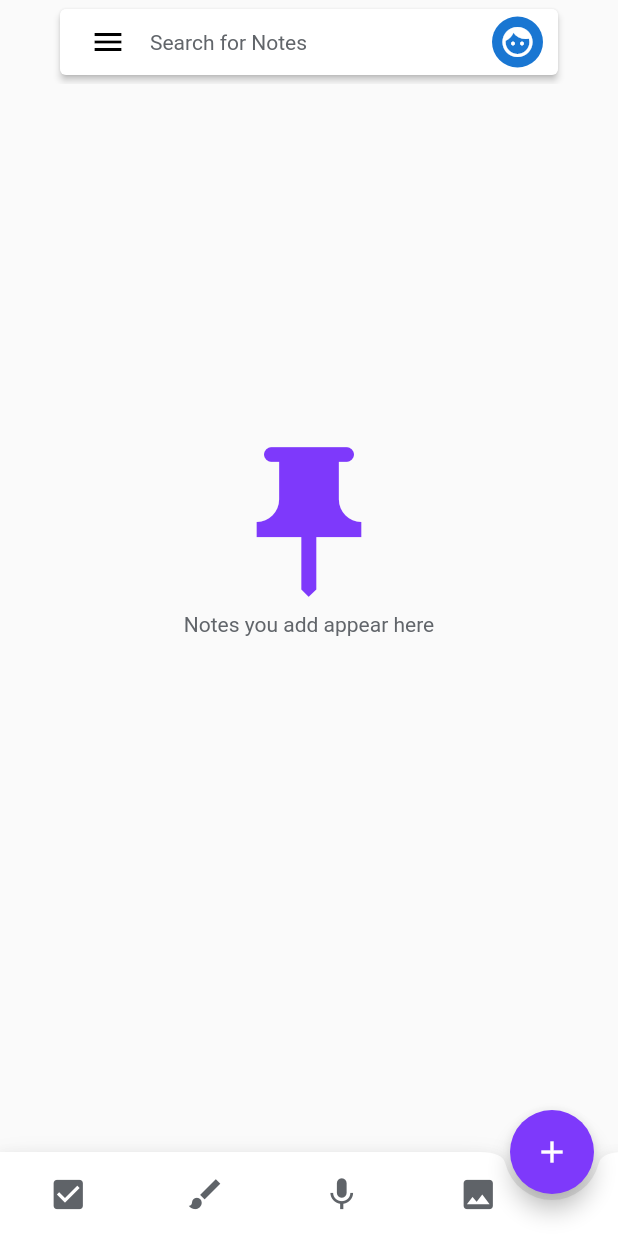
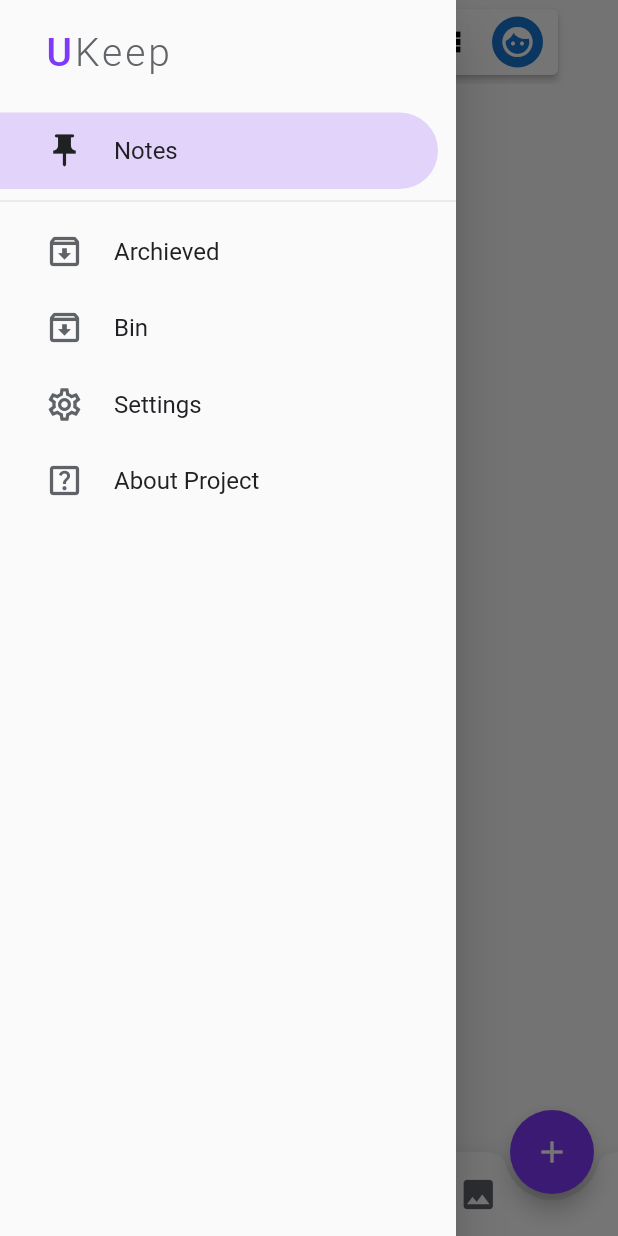
Before and after one commit to Adenugakolade-02/ukeep, a Flutter app: the screen it shows once a user with an empty profile is signed in, with the side drawer open (before the commit the screen has no drawer), on a phone screen of 412 x 824 dp. Run offline on Flutter 3.47's test engine with Material 2 defaults, Android fonts, the phone set to English and light mode, and no system bars; our stand-ins replace cloud_firestore, firebase_auth, firebase_core; missing offline and left inert: collection_ext, flutterfire_ui; accounts and stored records are empty; statements that could not run were skipped.

Commit message:
added app drawer and its functionalities

```diff
--- a/lib/models/note.dart
+++ b/lib/models/note.dart
@@ -31,7 +31,7 @@ extension NoteStateX on NoteState{
   String get filterName{
     switch (this){
       case NoteState.archieved:
-        return 'Archeive';
+        return 'Archieved';
       case NoteState.deleted:
         return 'Bin';
       default:
--- a/lib/screens/homescreen.dart
+++ b/lib/screens/homescreen.dart
@@ -51,6 +51,7 @@ class _HomescrenState extends State<Homescren> {
                       ),
                     ),
                   ),
+                  drawer: const AppDrawer(),
                   floatingActionButton: canCreate ? actionButton(): null,
                   bottomNavigationBar: bottomActions(),
                   floatingActionButtonLocation: FloatingActionButtonLocation.endDocked,
@@ -74,11 +75,20 @@ class _HomescrenState extends State<Homescren> {
       elevation: 0,
     )
     : SliverAppBar(
+      backgroundColor: Colors.transparent,
       floating: true,
       snap: true,
-      title: Text(filter.noteState.name),
+      title: Text(
+        filter.noteState.filterName,
+        style: const TextStyle(
+          color: Color(0xFF61656A),
+          fontWeight: FontWeight.w300,
+          letterSpacing: 1.3
+        ),
+        ),
       leading: IconButton(
-        icon: Icon(Icons.menu),
+        color: const Color(0xFF61656A),
+        icon: const Icon(Icons.menu),
         onPressed: () => _scaffoldKey.currentState?.openDrawer(),
       ),
     );
@@ -110,8 +120,15 @@ class _HomescrenState extends State<Homescren> {
               ),
               const SizedBox(width: 16),
               InkWell(
-                child: Icon(Icons.list),
-                onTap: (){},
+                child: Icon(
+                  _showGrid? Icons.view_list: Icons.grid_view,
+                  color: Colors.black,
+                  ),
+                onTap: (){
+                  setState(() {
+                    _showGrid = !_showGrid;
+                  });
+                },
               ),
               const SizedBox(width: 18,),
               buildAvatar(context),
--- a/lib/widgets.dart
+++ b/lib/widgets.dart
@@ -1,3 +1,4 @@
 export 'widgets/note_grid.dart';
 export 'widgets/note_item.dart';
 export 'widgets/note_list.dart';
+export 'widgets/drawer.dart';
--- /dev/null
+++ b/lib/widgets/drawer.dart
@@ -0,0 +1,145 @@
+import 'package:flutter/material.dart';
+import 'package:provider/provider.dart';
+import 'package:ukeep/models.dart';
+
+class AppDrawer extends StatelessWidget {
+  const AppDrawer({super.key});
+
+  @override
+  Widget build(BuildContext context) => Consumer<FilterState>(
+    builder: (context, filter,_) => Drawer(
+      child: Column(
+        crossAxisAlignment: CrossAxisAlignment.stretch,
+        children: <Widget>[
+          drawHeader(),
+          const SizedBox(height: 25,),
+          DrawerItem(
+            iconData: Icons.push_pin,
+            title: 'Notes',
+            isChecked: filter.noteState == NoteState.others,
+            onTap: (){
+              filter.noteState = NoteState.others;
+              Navigator.pop(context);
+            }),
+          const Divider(),
+          DrawerItem(
+            iconData: Icons.archive_outlined,
+            title: 'Archieved',
+            isChecked: filter.noteState == NoteState.archieved,
+            onTap: (){
+              filter.noteState = NoteState.archieved;
+              Navigator.pop(context);
+            }),
+            DrawerItem(
+            iconData: Icons.archive_outlined,
+            title: 'Bin',
+            isChecked: filter.noteState == NoteState.deleted,
+            onTap: (){
+              filter.noteState = NoteState.deleted;
+              Navigator.pop(context);
+            }),
+          DrawerItem(
+            iconData: Icons.settings_outlined,
+            title: 'Settings',
+            onTap: (){}
+            ),
+          DrawerItem(
+            iconData: Icons.help_center_outlined,
+            title: 'About Project',
+            onTap: (){})
+        ],
+      )
+    )
+  );
+
+
+  Widget drawHeader(){
+    return SafeArea(
+      child: Padding(
+        padding: const EdgeInsets.only(top:20, left: 30, right:30),
+        child: RichText(
+          text: const TextSpan(
+            style: TextStyle(
+              color: Color(0xFF61656A),
+              fontSize: 26,
+              fontWeight: FontWeight.w300,
+              letterSpacing: 2
+            ),
+            children: <TextSpan>[
+              TextSpan(
+                text: 'U',
+                style: TextStyle(
+                  color: Color(0xFF7E39FB),
+                  fontWeight: FontWeight.w500,
+                  // fontStyle: FontStyle.italic
+                )
+              ),
+              TextSpan(text: 'Keep')
+            ]
+          ),
+        ),
+      )
+    );
+  }
+}
+
+
+
+
+class DrawerItem extends StatelessWidget {
+  const DrawerItem({
+    super.key,
+    required this.iconData,
+    required this.title,
+    this.iconSize = 26,
+    this.isChecked = false,
+    required this.onTap});
+
+  final IconData iconData;
+  final String title;
+  final double iconSize;
+  final bool isChecked;
+  final VoidCallback onTap;
+
+  @override
+  Widget build(BuildContext context) {
+    return Padding(
+      padding: const EdgeInsetsDirectional.only(end:12),
+      child: InkWell(
+        onTap: onTap,
+        child: Container(
+          decoration: ShapeDecoration(
+            color: isChecked? const Color(0x337E39FB): Colors.transparent,
+            shape: const RoundedRectangleBorder(
+              borderRadius: BorderRadius.only(
+                topRight: Radius.circular(30),
+                bottomRight: Radius.circular(30),
+              )
+            )
+          ),
+          padding: const EdgeInsetsDirectional.only(
+            top:12.5, bottom: 12.5, start: 30, end:18
+          ),
+          child: item(),
+        ),
+      ),
+    );
+  }
+
+  Widget item() => Row(
+    mainAxisAlignment: MainAxisAlignment.start,
+    children: <Widget>[
+      if(iconData!=null) Icon(iconData,
+      size: iconSize,
+      color: isChecked ? Color(0xFF202124) : Color(0xFF5F6368),
+      ),
+      const SizedBox(width: 20,),
+      Text(title,
+      style: const TextStyle(
+        color: Color(0xFF202124),
+        fontSize: 16
+      ),
+      )
+    ],
+  );
+}
```
